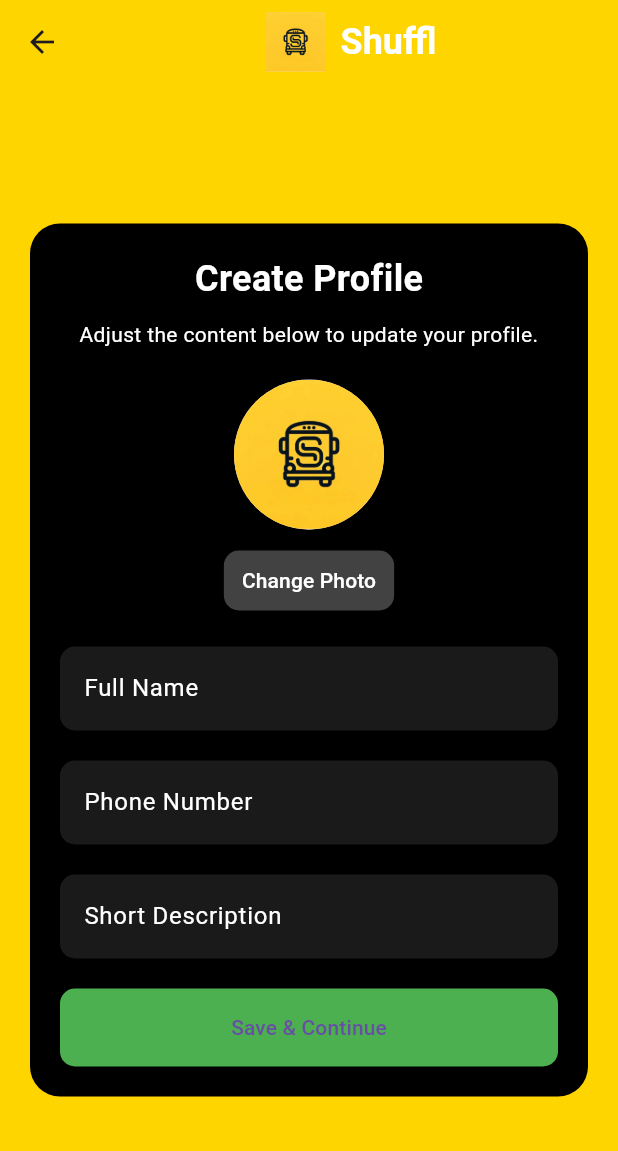
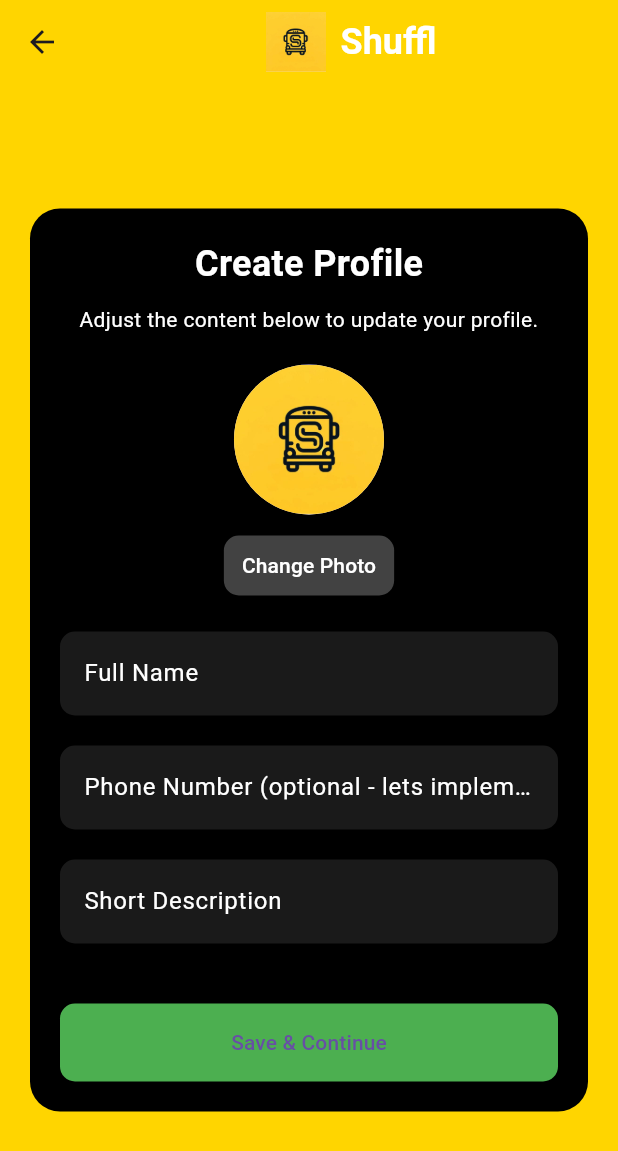
Before and after one commit to alpaltug/shuffl-repo, a Flutter app: the CreateProfile screen opened directly, on a phone screen of 412 x 824 dp. Shown: the top 1151 px of the screen. Run offline on Flutter 3.47's test engine with Material 3 defaults, Android fonts, the phone set to English and light mode, and no system bars; our stand-ins replace cloud_firestore, firebase_auth, firebase_core, google_maps_flutter, google_sign_in; accounts and stored records are empty.

Commit message:
add create profile info to firebase IOS tested

```diff
--- a/lib/screens/create_profile/create_profile.dart
+++ b/lib/screens/create_profile/create_profile.dart
@@ -2,9 +2,66 @@ import 'package:flutter/material.dart';
 import 'package:my_flutter_app/constants.dart';
 import 'package:my_flutter_app/screens/homepage/homepage.dart';
 import 'package:my_flutter_app/widgets.dart';
+import 'package:firebase_auth/firebase_auth.dart';
+import 'package:my_flutter_app/firestore_service.dart';
 
-class CreateProfile extends StatelessWidget {
+class CreateProfile extends StatefulWidget {
   const CreateProfile({super.key});
+
+  @override
+  _CreateProfileState createState() => _CreateProfileState();
+}
+
+class _CreateProfileState extends State<CreateProfile> {
+  final TextEditingController _fullNameController = TextEditingController();
+  final TextEditingController _phoneNumberController = TextEditingController();
+  final TextEditingController _descriptionController = TextEditingController();
+  final FirebaseAuth _auth = FirebaseAuth.instance;
+  final FirestoreService _firestoreService = FirestoreService();
+
+  String? _errorMessage;
+
+  void _saveProfile() async {
+    setState(() {
+      _errorMessage = null;
+    });
+
+    if (_fullNameController.text.isEmpty) {
+      setState(() {
+        _errorMessage = 'Full Name is required.';
+      });
+      return;
+    }
+
+    if (_descriptionController.text.isEmpty) {
+      setState(() {
+        _errorMessage = 'Description is required.';
+      });
+      return;
+    }
+
+    try {
+      User? user = _auth.currentUser;
+      if (user != null) {
+        await _firestoreService.updateUserProfile(
+          user.uid,
+          _fullNameController.text,
+          _phoneNumberController.text,
+          _descriptionController.text,
+        );
+        Navigator.pushReplacement(
+          context,
+          MaterialPageRoute(
+            builder: (context) => const HomePage(),
+          ),
+        );
+      }
+    } catch (e) {
+      setState(() {
+        _errorMessage = 'Failed to save profile: $e';
+      });
+    }
+  }
 
   @override
   Widget build(BuildContext context) {
@@ -57,18 +114,30 @@ class CreateProfile extends StatelessWidget {
                       child: const Text('Change Photo'),
                     ),
                     const SizedBox(height: 20),
-                    const GreyTextField(labelText: 'Full Name'),
+                    GreyTextField(
+                      labelText: 'Full Name',
+                      controller: _fullNameController,
+                    ),
                     const SizedBox(height: 20),
-                    const GreyTextField(labelText: 'Phone Number'),
+                    GreyTextField(
+                      labelText: 'Phone Number (optional - lets implement this later)',
+                      controller: _phoneNumberController,
+                    ),
                     const SizedBox(height: 20),
-                    const GreyTextField(labelText: 'Short Description'), // Max lines konulabilinir
+                    GreyTextField(
+                      labelText: 'Short Description',
+                      controller: _descriptionController,
+                    ),
+                    const SizedBox(height: 20),
+                    if (_errorMessage != null)
+                      Text(
+                        _errorMessage!,
+                        style: const TextStyle(color: Colors.red),
+                      ),
                     const SizedBox(height: 20),
                     GreenActionButton(
                       text: 'Save & Continue',
-                      onPressed: () {
-                        Navigator.push(context,
-                        MaterialPageRoute(builder: (context) => const HomePage()));
-                      },
+                      onPressed: _saveProfile,
                     ),
                   ],
                 ),
```
Also changed, not shown: lib/firestore_service.dart (+7 -0 lines).
